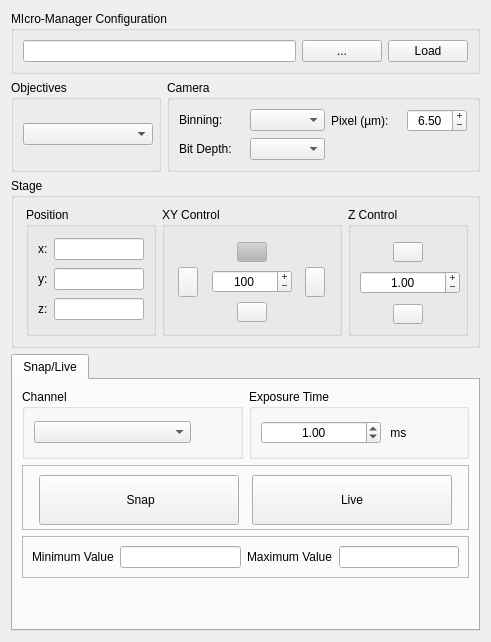
pymmcore-plus/napari-micromanager, file micromanager_gui/_ui/micromanager_gui.ui: the form before one commit.
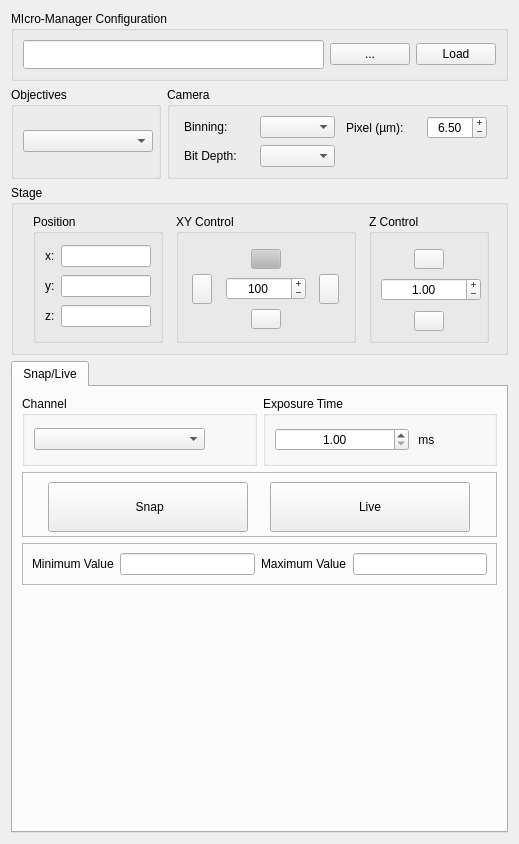
The form after the commit.

The edit to the form file:
```diff
--- a/micromanager_gui/_ui/micromanager_gui.ui
+++ b/micromanager_gui/_ui/micromanager_gui.ui
@@ -2,6 +2,14 @@
 <ui version="4.0">
  <class>MainWindow</class>
  <widget class="QWidget" name="MainWindow">
+  <property name="geometry">
+   <rect>
+    <x>0</x>
+    <y>0</y>
+    <width>519</width>
+    <height>844</height>
+   </rect>
+  </property>
     <layout class="QGridLayout" name="gridLayout_3">
      <item row="4" column="0" colspan="3">
       <widget class="QTabWidget" name="tabWidget">
@@ -24,8 +32,8 @@
         <attribute name="title">
          <string>Snap/Live</string>
         </attribute>
-        <layout class="QGridLayout" name="gridLayout_5">
-         <item row="2" column="0" colspan="2">
+      <layout class="QGridLayout" name="gridLayout_13">
+       <item row="1" column="0" colspan="2">
           <widget class="QFrame" name="frame">
            <property name="maximumSize">
             <size>
@@ -93,8 +101,8 @@
            </layout>
           </widget>
          </item>
-         <item row="0" column="1">
-          <widget class="QGroupBox" name="exp_groupBox">
+       <item row="0" column="0">
+        <widget class="QGroupBox" name="snap_channel_groupBox">
            <property name="enabled">
             <bool>true</bool>
            </property>
@@ -111,49 +119,24 @@
             </size>
            </property>
            <property name="title">
-            <string>Exposure Time</string>
-           </property>
-           <layout class="QHBoxLayout" name="horizontalLayout_3">
+          <string>Channel</string>
+         </property>
+         <layout class="QHBoxLayout" name="horizontalLayout_2">
             <item>
-             <widget class="QDoubleSpinBox" name="exp_spinBox">
+           <widget class="QComboBox" name="snap_channel_comboBox">
               <property name="enabled">
                <bool>true</bool>
               </property>
-              <property name="alignment">
-               <set>Qt::AlignCenter</set>
-              </property>
-              <property name="minimum">
-               <number>0</number>
-              </property>
-              <property name="value">
-               <number>1</number>
-              </property>
-              <property name="maximum">
-               <number>100000</number>
-              </property>
-             </widget>
-            </item>
-            <item>
-             <widget class="QLabel" name="label_12">
-              <property name="minimumSize">
-               <size>
-                <width>30</width>
-                <height>0</height>
-               </size>
-              </property>
               <property name="maximumSize">
                <size>
-                <width>30</width>
+              <width>16777215</width>
                 <height>16777215</height>
                </size>
               </property>
-              <property name="text">
-               <string> ms</string>
-              </property>
              </widget>
             </item>
             <item>
-             <spacer name="horizontalSpacer_2">
+           <spacer name="horizontalSpacer">
               <property name="orientation">
                <enum>Qt::Horizontal</enum>
               </property>
@@ -171,7 +154,7 @@
            </layout>
           </widget>
          </item>
-         <item row="3" column="0" colspan="2">
+       <item row="2" column="0" colspan="2">
           <widget class="QFrame" name="frame_2">
            <property name="maximumSize">
             <size>
@@ -220,60 +203,7 @@
            </layout>
           </widget>
          </item>
-         <item row="0" column="0">
-          <widget class="QGroupBox" name="snap_channel_groupBox">
-           <property name="enabled">
-            <bool>true</bool>
-           </property>
-           <property name="minimumSize">
-            <size>
-             <width>0</width>
-             <height>70</height>
-            </size>
-           </property>
-           <property name="maximumSize">
-            <size>
-             <width>16777215</width>
-             <height>70</height>
-            </size>
-           </property>
-           <property name="title">
-            <string>Channel</string>
-           </property>
-           <layout class="QHBoxLayout" name="horizontalLayout_2">
-            <item>
-             <widget class="QComboBox" name="snap_channel_comboBox">
-              <property name="enabled">
-               <bool>true</bool>
-              </property>
-              <property name="maximumSize">
-               <size>
-                <width>16777215</width>
-                <height>16777215</height>
-               </size>
-              </property>
-             </widget>
-            </item>
-            <item>
-             <spacer name="horizontalSpacer">
-              <property name="orientation">
-               <enum>Qt::Horizontal</enum>
-              </property>
-              <property name="sizeType">
-               <enum>QSizePolicy::Fixed</enum>
-              </property>
-              <property name="sizeHint" stdset="0">
-               <size>
-                <width>40</width>
-                <height>20</height>
-               </size>
-              </property>
-             </spacer>
-            </item>
-           </layout>
-          </widget>
-         </item>
-         <item row="4" column="0" colspan="2">
+       <item row="4" column="0">
           <spacer name="verticalSpacer">
            <property name="orientation">
             <enum>Qt::Vertical</enum>
@@ -286,6 +216,81 @@
            </property>
           </spacer>
          </item>
+       <item row="0" column="1">
+        <widget class="QGroupBox" name="exp_groupBox">
+         <property name="enabled">
+          <bool>true</bool>
+         </property>
+         <property name="minimumSize">
+          <size>
+           <width>0</width>
+           <height>70</height>
+          </size>
+         </property>
+         <property name="maximumSize">
+          <size>
+           <width>16777215</width>
+           <height>70</height>
+          </size>
+         </property>
+         <property name="title">
+          <string>Exposure Time</string>
+         </property>
+         <layout class="QHBoxLayout" name="horizontalLayout_3">
+          <item>
+           <widget class="QDoubleSpinBox" name="exp_spinBox">
+            <property name="enabled">
+             <bool>true</bool>
+            </property>
+            <property name="alignment">
+             <set>Qt::AlignCenter</set>
+            </property>
+            <property name="minimum">
+             <double>1.000000000000000</double>
+            </property>
+            <property name="maximum">
+             <double>100000.000000000000000</double>
+            </property>
+           </widget>
+          </item>
+          <item>
+           <widget class="QLabel" name="label_12">
+            <property name="minimumSize">
+             <size>
+              <width>30</width>
+              <height>0</height>
+             </size>
+            </property>
+            <property name="maximumSize">
+             <size>
+              <width>30</width>
+              <height>16777215</height>
+             </size>
+            </property>
+            <property name="text">
+             <string> ms</string>
+            </property>
+           </widget>
+          </item>
+          <item>
+           <spacer name="horizontalSpacer_2">
+            <property name="orientation">
+             <enum>Qt::Horizontal</enum>
+            </property>
+            <property name="sizeType">
+             <enum>QSizePolicy::Fixed</enum>
+            </property>
+            <property name="sizeHint" stdset="0">
+             <size>
+              <width>40</width>
+              <height>20</height>
+             </size>
+            </property>
+           </spacer>
+          </item>
+         </layout>
+        </widget>
+       </item>
         </layout>
        </widget>
       </widget>
```
Lines whose indentation alone changed are shown as unchanged.
